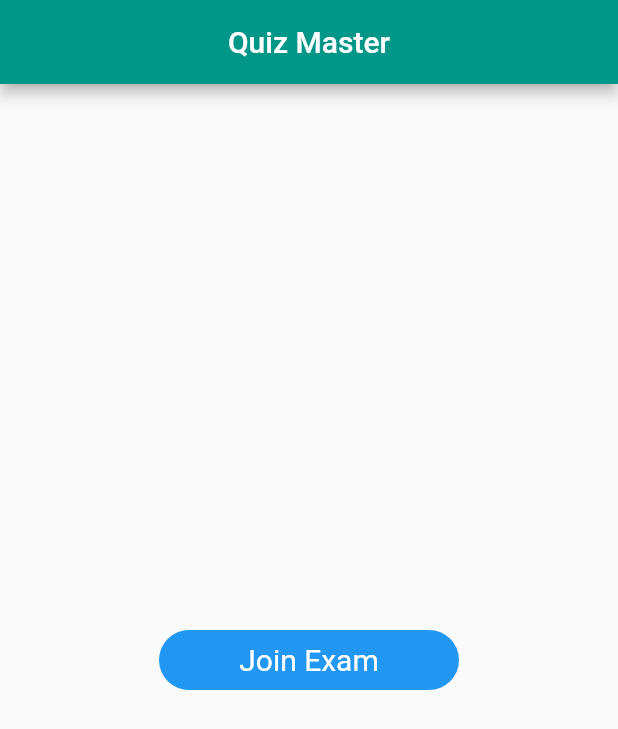
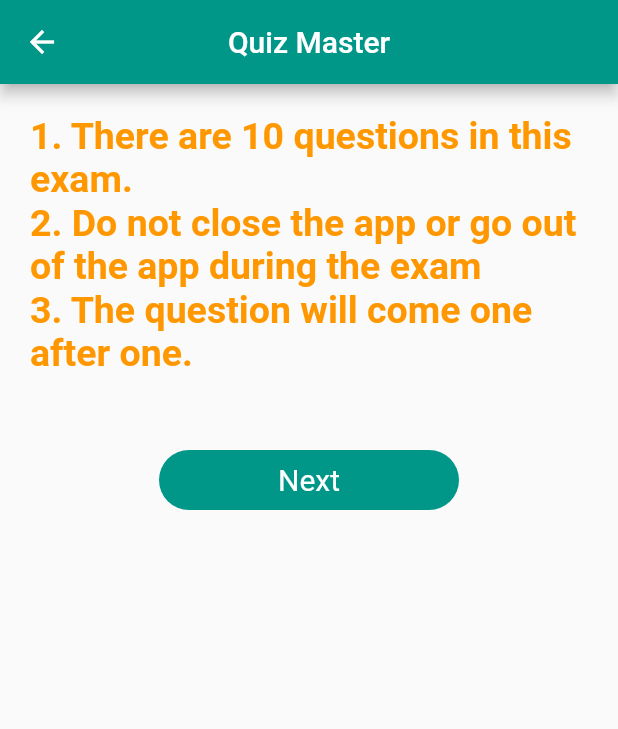
Before and after one commit to Shusmoy108/Mobile-App, a Flutter app: the StudentHome screen opened directly, after a tap on "Join Exam", on a phone screen of 412 x 824 dp. Shown: the top 729 px of the screen. Run offline on Flutter 3.47's test engine with Material 2 defaults, Android fonts, the phone set to English and light mode, and no system bars; our stand-ins replace font_awesome_flutter, shared_preferences; accounts and stored records are empty; Roboto replaces fonts that are missing (Merienda).

Commit message:
basic exam module done

```diff
--- /dev/null
+++ b/lib/src/exam/startpage.dart
@@ -0,0 +1,106 @@
+import 'package:flutter/material.dart';
+import 'package:font_awesome_flutter/font_awesome_flutter.dart';
+import 'package:flutter/services.dart';
+import 'package:onlineexamplatform/src/exam/exampage.dart';
+import 'package:onlineexamplatform/src/home/studenthome.dart';
+import 'package:onlineexamplatform/src/registration/registrationpage.dart';
+class StartPage extends StatefulWidget {
+
+
+  @override
+  _StartState createState() => _StartState();
+}
+
+class _StartState extends State<StartPage> {
+
+
+  void exam() {
+
+      Navigator.of(context).pushReplacement(
+        MaterialPageRoute(
+          builder: (BuildContext context) {
+            return ExamPage();
+          },
+        ),
+      );
+
+//    Navigator.of(context).pushReplacement(
+//      MaterialPageRoute(
+//        builder: (BuildContext context) {
+//          return StudentHome("as");
+//        },
+//      ),
+//    );
+  }
+  @override
+  Widget build(BuildContext context) {
+    return Scaffold(
+      appBar: AppBar(
+          centerTitle: true,
+          backgroundColor: Colors.teal,
+          title: Text("Quiz Master")),
+      body:SingleChildScrollView(
+
+        child: Padding(
+          padding: const EdgeInsets.all(20.0),
+          child: Column(
+            children: <Widget>[
+              Container(
+                  alignment: Alignment.center,
+                  child: Text("1. There are 10 questions in this exam.", style:TextStyle(fontWeight:FontWeight.bold, fontSize: 25, color: Colors.orange))
+              ),
+
+          Container(
+                  alignment: Alignment.center,
+                  child: Text("2. Do not close the app or go out of the app during the exam", style:TextStyle(fontWeight:FontWeight.bold, fontSize: 25, color: Colors.orange))
+              ),
+              Container(
+                  alignment: Alignment.center,
+                  child: Text("3. The question will come one after one.", style:TextStyle(fontWeight:FontWeight.bold, fontSize: 25, color: Colors.orange))
+              ),
+
+              SizedBox(height: 50,),
+              submitbutton(),
+            ],
+          ),
+        ),
+      ),
+
+    );
+  }
+  Widget submitbutton() {
+    return InkWell(
+      onTap: () {
+        exam();
+      },
+      child: Container(
+        width: 200,
+        height: 40,
+        decoration: BoxDecoration(
+          color: Colors.teal,
+          borderRadius: BorderRadius.circular(30.0),
+          boxShadow: [
+            //BoxShadow(color: Colors.grey, offset: Offset(1, 2)),
+          ],
+        ),
+        child: Row(
+          mainAxisAlignment: MainAxisAlignment.center,
+          crossAxisAlignment: CrossAxisAlignment.center,
+          children: <Widget>[
+            Text(
+              'Next',
+              style: TextStyle(
+                  color: Colors.white, fontSize: 20.0),
+            ),
+            SizedBox(
+              width: 0.0,
+            ),
+          ],
+        ),
+      ),
+    );
+  }
+
+
+
+}
--- a/lib/src/home/studenthome.dart
+++ b/lib/src/home/studenthome.dart
@@ -1,4 +1,5 @@
 import 'package:flutter/material.dart';
+import 'package:onlineexamplatform/src/exam/startpage.dart';
 class StudentHome extends StatefulWidget {
   String mobile;
   StudentHome(this.mobile);
@@ -10,10 +11,19 @@
 class _StudentHomeState extends State<StudentHome> {
   String mobile;
   _StudentHomeState(this.mobile);
+  void joinexam() {
+    Navigator.of(context).pushReplacement(
+      MaterialPageRoute(
+        builder: (BuildContext context) {
+          return StartPage();
+        },
+      ),
+    );
+  }
   Widget joinbutton() {
     return InkWell(
       onTap: () {
-
+        joinexam();
       },
       child: Container(
         width: 200,
```
Also changed, not shown: lib/src/exam/exampage.dart (added, +442 -0 lines), lib/src/exam/resultpage.dart (added, +107 -0 lines).
